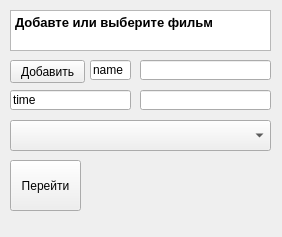
This is room.ui in AnastasiaPotapova/Cinematic as Qt 5 draws it before an edit. The edited form follows.
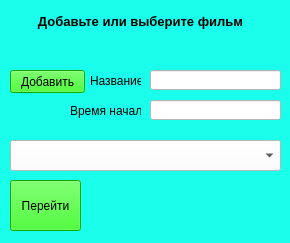
This is the edited form.

Patch:
```diff
--- a/room.ui
+++ b/room.ui
@@ -6,91 +6,95 @@
    <rect>
     <x>0</x>
     <y>0</y>
-    <width>282</width>
-    <height>237</height>
+    <width>290</width>
+    <height>243</height>
    </rect>
   </property>
+  <property name="minimumSize">
+   <size>
+    <width>0</width>
+    <height>0</height>
+   </size>
+  </property>
+  <property name="maximumSize">
+   <size>
+    <width>290</width>
+    <height>243</height>
+   </size>
+  </property>
   <property name="windowTitle">
-   <string>Form</string>
+   <string>RoomWindow</string>
+  </property>
+  <property name="styleSheet">
+   <string notr="true">background-color: rgb(26, 255, 236);</string>
   </property>
   <widget class="QPushButton" name="btnadd_film">
    <property name="geometry">
     <rect>
      <x>10</x>
-     <y>60</y>
+     <y>70</y>
      <width>75</width>
      <height>23</height>
     </rect>
    </property>
+   <property name="styleSheet">
+    <string notr="true">background-color: rgb(24, 241, 0);</string>
+   </property>
    <property name="text">
     <string>Добавить</string>
    </property>
   </widget>
-  <widget class="QLineEdit" name="name_cinema_5">
-   <property name="geometry">
-    <rect>
-     <x>90</x>
-     <y>60</y>
-     <width>41</width>
-     <height>20</height>
-    </rect>
-   </property>
-   <property name="text">
-    <string>name</string>
-   </property>
-  </widget>
   <widget class="QLineEdit" name="film_name">
    <property name="geometry">
     <rect>
-     <x>140</x>
-     <y>60</y>
+     <x>150</x>
+     <y>70</y>
      <width>131</width>
      <height>20</height>
     </rect>
    </property>
-  </widget>
-  <widget class="QLineEdit" name="name_cinema_6">
-   <property name="geometry">
-    <rect>
-     <x>10</x>
-     <y>90</y>
-     <width>121</width>
-     <height>20</height>
-    </rect>
-   </property>
-   <property name="text">
-    <string>time</string>
+   <property name="styleSheet">
+    <string notr="true">background-color: rgb(255, 255, 255);</string>
    </property>
   </widget>
   <widget class="QLineEdit" name="film_time">
    <property name="geometry">
     <rect>
-     <x>140</x>
-     <y>90</y>
+     <x>150</x>
+     <y>100</y>
      <width>131</width>
      <height>20</height>
     </rect>
    </property>
+   <property name="styleSheet">
+    <string notr="true">background-color: rgb(255, 255, 255);</string>
+   </property>
   </widget>
   <widget class="QComboBox" name="boxfilm">
    <property name="geometry">
     <rect>
      <x>10</x>
-     <y>120</y>
-     <width>261</width>
+     <y>140</y>
+     <width>271</width>
      <height>31</height>
     </rect>
    </property>
+   <property name="styleSheet">
+    <string notr="true">background-color: rgb(255, 255, 255);</string>
+   </property>
   </widget>
   <widget class="QPushButton" name="go_over_2">
    <property name="geometry">
     <rect>
      <x>10</x>
-     <y>160</y>
+     <y>180</y>
      <width>71</width>
      <height>51</height>
     </rect>
    </property>
+   <property name="styleSheet">
+    <string notr="true">background-color: rgb(24, 241, 0);</string>
+   </property>
    <property name="text">
     <string>Перейти</string>
    </property>
@@ -101,15 +105,47 @@
      <x>10</x>
      <y>10</y>
      <width>261</width>
-     <height>41</height>
+     <height>31</height>
     </rect>
    </property>
+   <property name="styleSheet">
+    <string notr="true">background-color: transparent;</string>
+   </property>
+   <property name="frameShape">
+    <enum>QFrame::NoFrame</enum>
+   </property>
    <property name="html">
     <string>&lt;!DOCTYPE HTML PUBLIC &quot;-//W3C//DTD HTML 4.0//EN&quot; &quot;http://www.w3.org/TR/REC-html40/strict.dtd&quot;&gt;
 &lt;html&gt;&lt;head&gt;&lt;meta name=&quot;qrichtext&quot; content=&quot;1&quot; /&gt;&lt;style type=&quot;text/css&quot;&gt;
 p, li { white-space: pre-wrap; }
 &lt;/style&gt;&lt;/head&gt;&lt;body style=&quot; font-family:'MS Shell Dlg 2'; font-size:8.25pt; font-weight:400; font-style:normal;&quot;&gt;
-&lt;p style=&quot; margin-top:0px; margin-bottom:0px; margin-left:0px; margin-right:0px; -qt-block-indent:0; text-indent:0px;&quot;&gt;&lt;span style=&quot; font-size:10pt; font-weight:600;&quot;&gt;Добавте или выберите фильм&lt;/span&gt;&lt;/p&gt;&lt;/body&gt;&lt;/html&gt;</string>
+&lt;p align=&quot;center&quot; style=&quot; margin-top:0px; margin-bottom:0px; margin-left:0px; margin-right:0px; -qt-block-indent:0; text-indent:0px;&quot;&gt;&lt;span style=&quot; font-size:10pt; font-weight:600;&quot;&gt;Добавьте или выберите фильм&lt;/span&gt;&lt;/p&gt;&lt;/body&gt;&lt;/html&gt;</string>
+   </property>
+  </widget>
+  <widget class="QLabel" name="label1">
+   <property name="geometry">
+    <rect>
+     <x>90</x>
+     <y>70</y>
+     <width>51</width>
+     <height>21</height>
+    </rect>
+   </property>
+   <property name="text">
+    <string>Название:</string>
+   </property>
+  </widget>
+  <widget class="QLabel" name="name_room_wr_2">
+   <property name="geometry">
+    <rect>
+     <x>70</x>
+     <y>100</y>
+     <width>71</width>
+     <height>21</height>
+    </rect>
+   </property>
+   <property name="text">
+    <string>Время начала:</string>
    </property>
   </widget>
  </widget>
```
